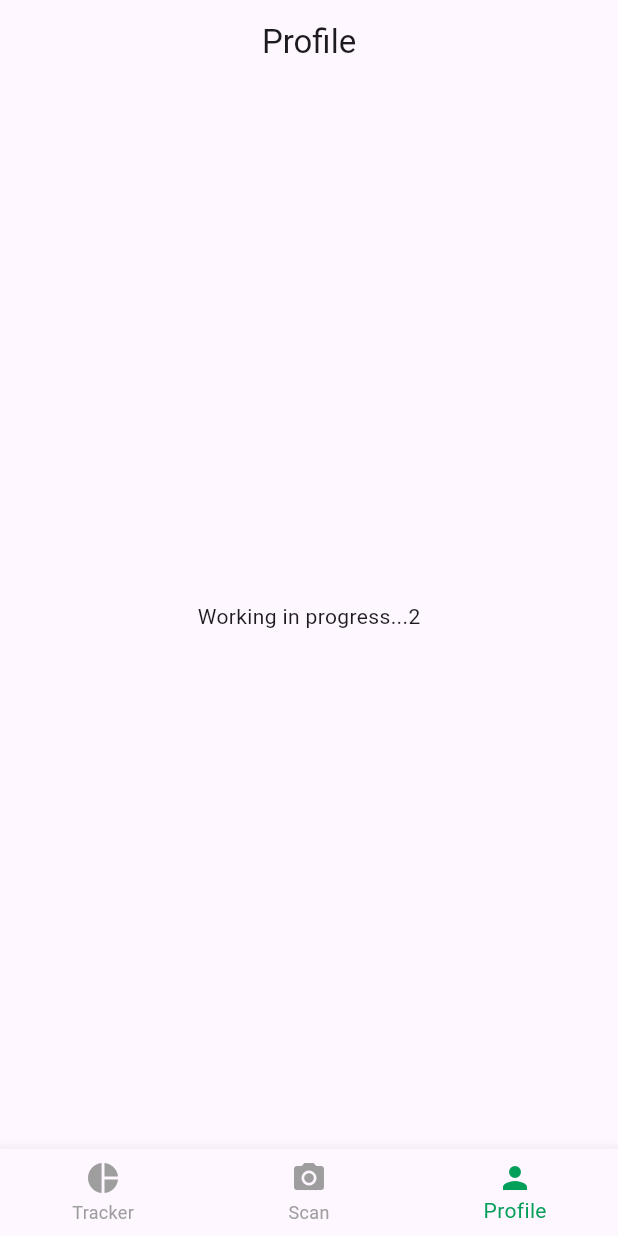
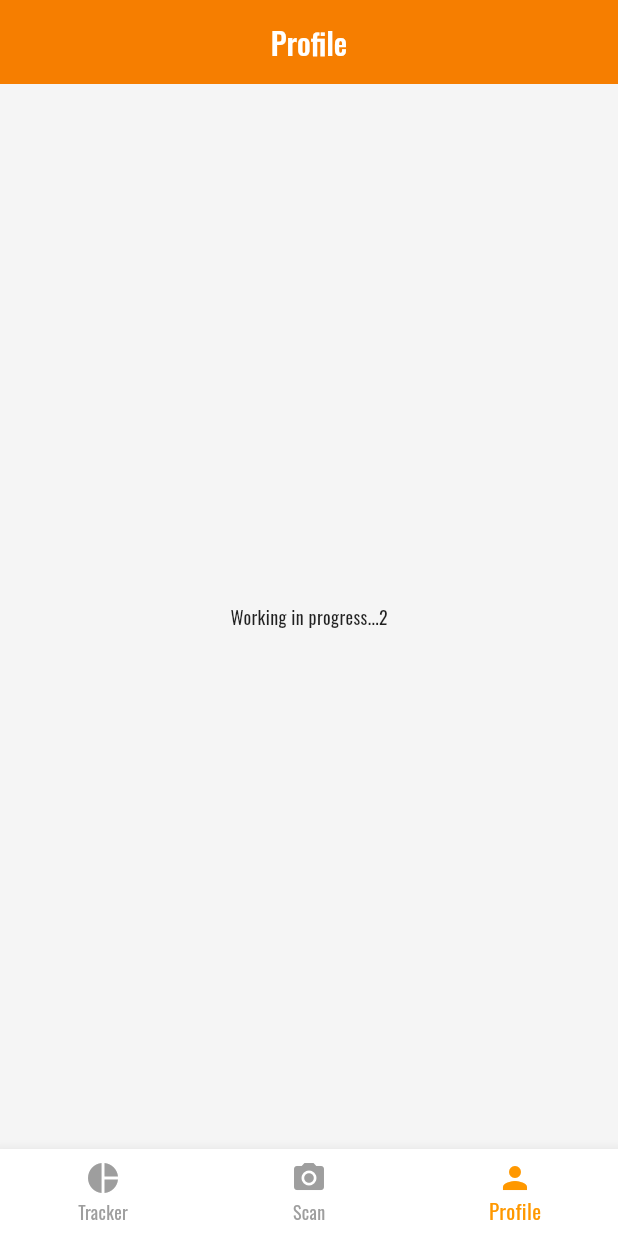
Before and after one commit to yuki18yao/calorie_ai, a Flutter app: the screen it shows after launch, item 3 of the bottom bar chosen, on a phone screen of 412 x 824 dp. Run offline on Flutter 3.47's test engine with Material 3 defaults, Android fonts, the phone set to English and light mode, and no system bars; our stand-ins replace camera, google_fonts.

Commit message:
updated design

```diff
--- a/lib/main.dart
+++ b/lib/main.dart
@@ -1,34 +1,24 @@
 import 'package:calorie_ai/providers/camera_provider.dart';
 import 'package:calorie_ai/screens/tabs_screen.dart';
+import 'package:calorie_ai/theme.dart';
 import 'package:camera/camera.dart';
 import 'package:flutter/material.dart';
 //import 'package:path/path.dart';
 import 'package:provider/provider.dart';
 
-final theme = ThemeData(
-  useMaterial3: true,
-  colorScheme: ColorScheme.fromSeed(
-    brightness: Brightness.light,
-    seedColor: const Color.fromARGB(255, 63, 0, 131),
-  ),
-  // textTheme: GoogleFonts.oswaldTextTheme(),
-);
-
 Future<void> main() async {
   WidgetsFlutterBinding.ensureInitialized();
 
 // Obtain a list of the available cameras on the device.
-final cameras = await availableCameras();
+  final cameras = await availableCameras();
 
 // Get a specific camera from the list of available cameras.
-final firstCamera = cameras.first;
+  final firstCamera = cameras.first;
 
-  runApp(
-    ChangeNotifierProvider(
-      create: (context) => CameraProvider()..setFirstCamera(firstCamera),
-      child: const MyApp(),
-      )
-  );
+  runApp(ChangeNotifierProvider(
+    create: (context) => CameraProvider()..setFirstCamera(firstCamera),
+    child: const MyApp(),
+  ));
 }
 
 class MyApp extends StatelessWidget {
@@ -38,7 +28,7 @@
   Widget build(BuildContext context) {
     return MaterialApp(
       theme: theme,
-      home:const TabsScreen() ,
+      home: const TabsScreen(),
     );
   }
 }
--- a/lib/screens/tabs_screen.dart
+++ b/lib/screens/tabs_screen.dart
@@ -65,7 +65,7 @@ class _TabsScreenState extends State<TabsScreen> {
       body: activePage, // set the body to the activePage selected
       bottomNavigationBar: BottomNavigationBar(
         type: BottomNavigationBarType.fixed,
-        selectedItemColor: const Color.fromARGB(255, 4, 159, 89),
+        selectedItemColor: Colors.orange,
         unselectedItemColor: Colors.grey,
         onTap: _selectPage,
         currentIndex: _selectedPageIndex,
--- /dev/null
+++ b/lib/theme.dart
@@ -0,0 +1,151 @@
+import 'package:flutter/material.dart';
+import 'package:google_fonts/google_fonts.dart';
+
+final theme = ThemeData(
+  primarySwatch: Colors.orange,
+  primaryColor: Colors.orange[700],
+  scaffoldBackgroundColor: Colors.grey[100],
+  visualDensity: VisualDensity.adaptivePlatformDensity,
+  appBarTheme: AppBarTheme(
+    color: Colors.orange[700],
+    elevation: 2,
+    titleTextStyle: GoogleFonts.oswald(
+      fontSize: 20,
+      fontWeight: FontWeight.w500,
+      color: Colors.white,
+    ),
+    iconTheme: const IconThemeData(
+      color: Colors.white,
+    ),
+  ),
+  floatingActionButtonTheme: FloatingActionButtonThemeData(
+    backgroundColor: Colors.orange[700],
+    foregroundColor: Colors.white,
+  ),
+  buttonTheme: ButtonThemeData(
+    buttonColor: Colors.orange[700],
+    textTheme: ButtonTextTheme.primary,
+  ),
+  textButtonTheme: TextButtonThemeData(
+    style: TextButton.styleFrom(
+      textStyle: GoogleFonts.oswald(
+        fontSize: 16,
+        fontWeight: FontWeight.w600,
+      ),
+    ),
+  ),
+  elevatedButtonTheme: ElevatedButtonThemeData(
+    style: ElevatedButton.styleFrom(
+      textStyle: GoogleFonts.oswald(
+        fontSize: 16,
+        fontWeight: FontWeight.w600,
+      ),
+    ),
+  ),
+  outlinedButtonTheme: OutlinedButtonThemeData(
+    style: OutlinedButton.styleFrom(
+      side: BorderSide(color: Colors.orange[700]!),
+      textStyle: GoogleFonts.oswald(
+        fontSize: 16,
+        fontWeight: FontWeight.w600,
+      ),
+    ),
+  ),
+  textTheme: GoogleFonts.oswaldTextTheme().copyWith(
+    displayLarge: GoogleFonts.oswald(
+      fontSize: 32,
+      fontWeight: FontWeight.bold,
+      color: Colors.black87,
+    ),
+    displayMedium: GoogleFonts.oswald(
+      fontSize: 28,
+      fontWeight: FontWeight.bold,
+      color: Colors.black87,
+    ),
+    displaySmall: GoogleFonts.oswald(
+      fontSize: 24,
+      fontWeight: FontWeight.bold,
+      color: Colors.black87,
+    ),
+    headlineMedium: GoogleFonts.oswald(
+      fontSize: 20,
+      fontWeight: FontWeight.bold,
+      color: Colors.black87,
+    ),
+    headlineSmall: GoogleFonts.oswald(
+      fontSize: 18,
+      fontWeight: FontWeight.bold,
+      color: Colors.black87,
+    ),
+    titleLarge: GoogleFonts.oswald(
+      fontSize: 16,
+      fontWeight: FontWeight.bold,
+      color: Colors.black87,
+    ),
+    titleMedium: GoogleFonts.oswald(
+      fontSize: 16,
+      fontWeight: FontWeight.w500,
+      color: Colors.black87,
+    ),
+    titleSmall: GoogleFonts.oswald(
+      fontSize: 14,
+      fontWeight: FontWeight.w500,
+      color: Colors.black87,
+    ),
+    bodyLarge: GoogleFonts.oswald(
+      fontSize: 14,
+      fontWeight: FontWeight.normal,
+      color: Colors.black87,
+    ),
+    bodyMedium: GoogleFonts.oswald(
+      fontSize: 12,
+      fontWeight: FontWeight.normal,
+      color: Colors.black87,
+    ),
+    bodySmall: GoogleFonts.oswald(
+      fontSize: 12,
+      fontWeight: FontWeight.normal,
+      color: Colors.grey[600],
+    ),
+    labelSmall: GoogleFonts.oswald(
+      fontSize: 10,
+      fontWeight: FontWeight.normal,
+      color: Colors.grey[600],
+    ),
+  ),
+  inputDecorationTheme: InputDecorationTheme(
+    border: OutlineInputBorder(
+      borderRadius: BorderRadius.circular(8),
+      borderSide: BorderSide(color: Colors.orange[700]!),
+    ),
+    focusedBorder: OutlineInputBorder(
+      borderRadius: BorderRadius.circular(8),
+      borderSide: BorderSide(color: Colors.orange[700]!),
+    ),
+    enabledBorder: OutlineInputBorder(
+      borderRadius: BorderRadius.circular(8),
+      borderSide: BorderSide(color: Colors.grey[400]!),
+    ),
+    labelStyle: GoogleFonts.oswald(
+      fontSize: 16,
+      fontWeight: FontWeight.w500,
+      color: Colors.orange[700],
+    ),
+    hintStyle: GoogleFonts.oswald(
+      fontSize: 14,
+      fontWeight: FontWeight.normal,
+      color: Colors.grey[600],
+    ),
+  ),
+  iconTheme: IconThemeData(
+    color: Colors.orange[700],
+  ),
+  primaryIconTheme: const IconThemeData(
+    color: Colors.white,
+  ),
+  colorScheme: ColorScheme.fromSwatch(
+    primarySwatch: Colors.orange,
+  ).copyWith(
+    secondary: Colors.orangeAccent,
+  ),
+);
--- a/pubspec.yaml
+++ b/pubspec.yaml
@@ -39,6 +39,7 @@ dependencies:
   path_provider: ^2.1.3
   path: ^1.9.0
   provider: ^6.1.2
+  google_fonts: ^6.2.1
 
 dev_dependencies:
   flutter_test:
```
Also changed, not shown: lib/screens/estimation_screen.dart (+34 -45 lines), lib/screens/scan_screen.dart (+87 -34 lines), pubspec.lock, 3 other files.
